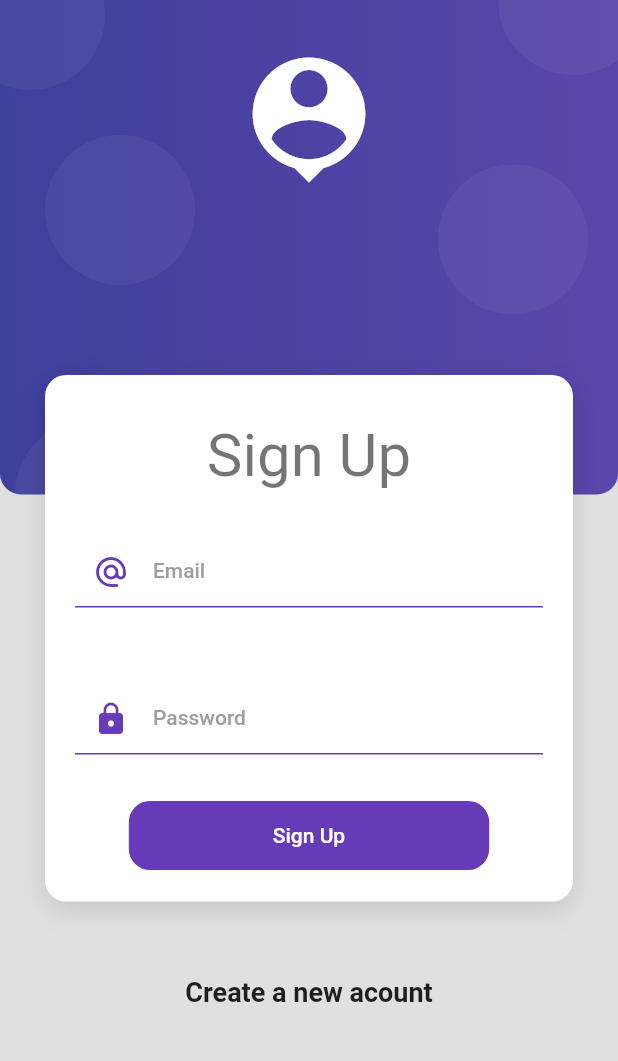
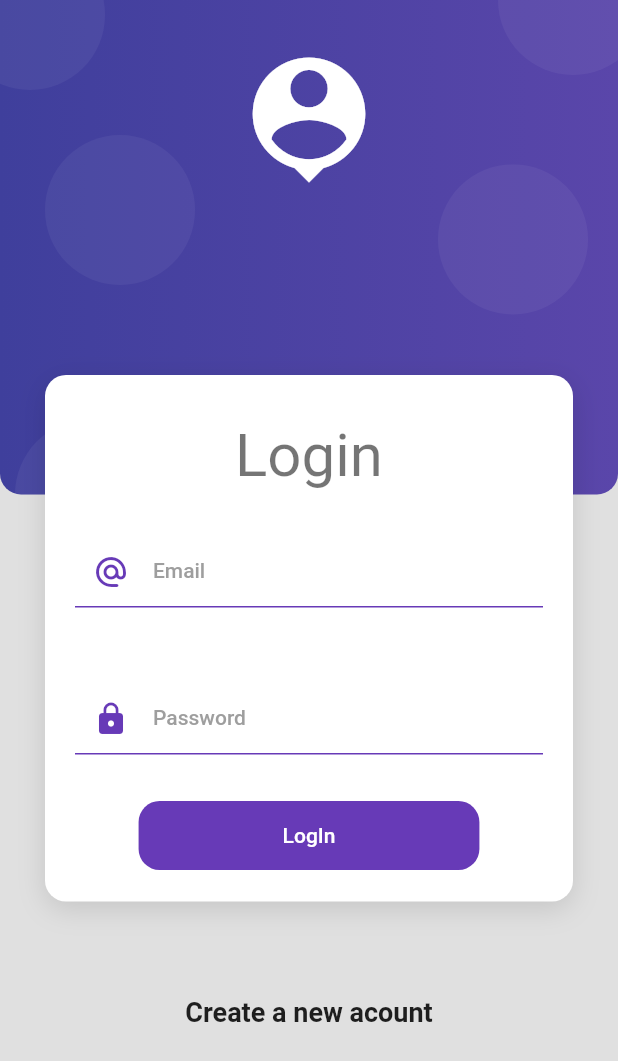
Before and after one commit to Checo1234567/product_app_2, a Flutter app: the screen it shows after launch, on a phone screen of 412 x 824 dp. Shown: the top 1061 px of the screen. Run offline on Flutter 3.47's test engine with Material 2 defaults, Android fonts, the phone set to English and light mode, and no system bars; our stand-ins replace flutter_secure_storage, image_picker.

Commit message:
Aplicación terminada

```diff
--- a/lib/main.dart
+++ b/lib/main.dart
@@ -16,6 +16,9 @@
       providers: [
         ChangeNotifierProvider(
           create: (_) => ProductService(),
+        ),
+        ChangeNotifierProvider(
+          create: (_) => AuthService(),
         )
       ],
       child: const MyApp(),
@@ -32,13 +35,15 @@
       title: 'Productos_app',
       debugShowCheckedModeBanner: false,
       routes: {
+        'check_auth': (_) => const CheckAuthScreen(),
+        'home': (_) => const HomeScreen(),
         'login': (_) => const LoginScreen(),
-        'home': (_) => const HomeScreen(),
-        'product': (context) => const ProductDetailsScreen(),
-        'sign_up': (context) => const SignUpScreen(),
+        'product': (_) => const ProductDetailsScreen(),
+        'sign_up': (_) => const SignUpScreen(),
       },
-      initialRoute: 'sign_up',
+      initialRoute: 'login',
       theme: AppTheme.appLightTheme,
+      scaffoldMessengerKey: NotificationService.messengerKey,
     );
   }
 }
--- a/lib/providers/login_form_provider.dart
+++ b/lib/providers/login_form_provider.dart
@@ -15,7 +15,7 @@
   }
 
   bool isValidForm() {
-    print(formKey.currentState?.validate());
+    // print(formKey.currentState?.validate());
 
     return formKey.currentState?.validate() ?? false;
   }
--- a/lib/screens/login_screen.dart
+++ b/lib/screens/login_screen.dart
@@ -3,6 +3,7 @@
 
 import 'package:product_app_login/providers/providers.dart';
 import 'package:product_app_login/widgets/widgets.dart';
+import '../services/services.dart';
 import '../ui_elements/input_decorations.dart';
 
 class LoginScreen extends StatelessWidget {
@@ -41,13 +42,24 @@
               const SizedBox(
                 height: 50,
               ),
-              const Text(
+              TextButton(
+                style: ButtonStyle(
+                  overlayColor:
+                      MaterialStateProperty.all(Colors.indigo.withOpacity(0.1)),
+                  shape: MaterialStateProperty.all(const StadiumBorder()),
+                ),
+                onPressed: () {
+                  Navigator.pushReplacementNamed(context, 'sign_up');
+                },
+                child: const Text(
                   'Create a new acount',
                   style: TextStyle(
                     fontSize: 18,
                     fontWeight: FontWeight.bold,
+                    color: Colors.black87,
                   ),
-              )
+                ),
+              ),
             ],
           ),
         ),
@@ -61,10 +73,8 @@
   Widget build(BuildContext context) {
     final loginForm = Provider.of<LoginFormProvider>(context);
 
-    return Container(
-      child: Form(
+    return Form(
       key: loginForm.formKey,
-        //TODO: mantener la referencia al key.
       child: Column(
         children: [
           TextFormField(
@@ -127,24 +137,28 @@
                 : () async {
                     FocusScope.of(context).unfocus();
 
+                    final authService =
+                        Provider.of<AuthService>(context, listen: false);
+
                     if (!loginForm.isValidForm()) return;
 
                     loginForm.setIsLoading = true;
 
-                      await Future.delayed(const Duration(seconds: 2));
+                    final String? res = await authService.logIn(
+                        loginForm.email, loginForm.password);
 
-                      loginForm.setIsLoading = true;
-
+                    if (res == null && context.mounted) {
                       Navigator.pushReplacementNamed(context, 'home');
+                    } else {
+                      NotificationService.showSnackbar(res!);
+                      loginForm.setIsLoading = false;
+                    }
                   },
             child: Container(
-                padding:
-                    const EdgeInsets.symmetric(horizontal: 80, vertical: 15),
+              padding: const EdgeInsets.symmetric(horizontal: 80, vertical: 15),
               child: loginForm.getIsLoading
                   ? const SizedBox(
-                        height: 14,
-                        width: 14,
-                        child: CircularProgressIndicator())
+                      height: 14, width: 14, child: CircularProgressIndicator())
                   : const Text(
                       'LogIn',
                       style: TextStyle(color: Colors.white),
@@ -153,7 +167,6 @@
           )
         ],
       ),
-      ),
     );
   }
 }
--- a/lib/screens/screens.dart
+++ b/lib/screens/screens.dart
@@ -3,3 +3,4 @@
 export 'package:product_app_login/screens/login_screen.dart';
 export 'package:product_app_login/screens/product_details_screen.dart';
 export 'package:product_app_login/screens/sign_up_screen.dart';
+export 'package:product_app_login/screens/check_auth_screen.dart';
--- /dev/null
+++ b/lib/services/notification_services.dart
@@ -0,0 +1,21 @@
+import 'package:flutter/material.dart';
+import 'package:product_app_login/theme/theme.dart';
+
+class NotificationService {
+  static GlobalKey<ScaffoldMessengerState> messengerKey =
+      GlobalKey<ScaffoldMessengerState>();
+
+  static showSnackbar(String message) {
+    final snackBar = SnackBar(
+      content: Text(
+        message,
+        style: const TextStyle(
+          color: AppTheme.primary,
+          fontSize: 20,
+        ),
+      ),
+    );
+
+    messengerKey.currentState!.showSnackBar(snackBar);
+  }
+}
--- a/lib/services/services.dart
+++ b/lib/services/services.dart
@@ -1 +1,3 @@
+export 'package:product_app_login/services/auth_service.dart';
+export 'package:product_app_login/services/notification_services.dart';
 export 'package:product_app_login/services/product_services.dart';
--- a/lib/theme/theme.dart
+++ b/lib/theme/theme.dart
@@ -12,11 +12,11 @@
       foregroundColor: primary,
     )),
     scaffoldBackgroundColor: Colors.grey[300],
-
     floatingActionButtonTheme: const FloatingActionButtonThemeData(
       backgroundColor: primary,
       elevation: 5,
     ),
+
     // elevatedButtonTheme: ElevatedButtonThemeData(
     //   style: ElevatedButton.styleFrom(
     //     backgroundColor: primary,
--- a/lib/widgets/auth_background.dart
+++ b/lib/widgets/auth_background.dart
@@ -9,14 +9,14 @@
 
   @override
   Widget build(BuildContext context) {
-    return Container(
+    return SizedBox(
       width: double.infinity,
       height: double.infinity,
       child: Stack(
         children: [
           _PurpleBox(),
           const HeaderIcon(),
-          this.child,
+          child,
         ],
       ),
     );
--- a/pubspec.yaml
+++ b/pubspec.yaml
@@ -33,6 +33,7 @@
   http: ^0.13.6
   provider: ^6.0.5
   image_picker: ^0.8.7+5
+  flutter_secure_storage: ^8.0.0
 
 
   # The following adds the Cupertino Icons font to your application.
```
Also changed, not shown: lib/screens/check_auth_screen.dart (added, +48 -0 lines), lib/screens/home_screen.dart (+11 -0 lines), lib/screens/sign_up_screen.dart (+26 -14 lines), lib/services/auth_service.dart (added, +64 -0 lines), lib/services/product_services.dart (+12 -7 lines), pubspec.lock, 6 other files. Lines whose indentation alone changed are shown as unchanged.
